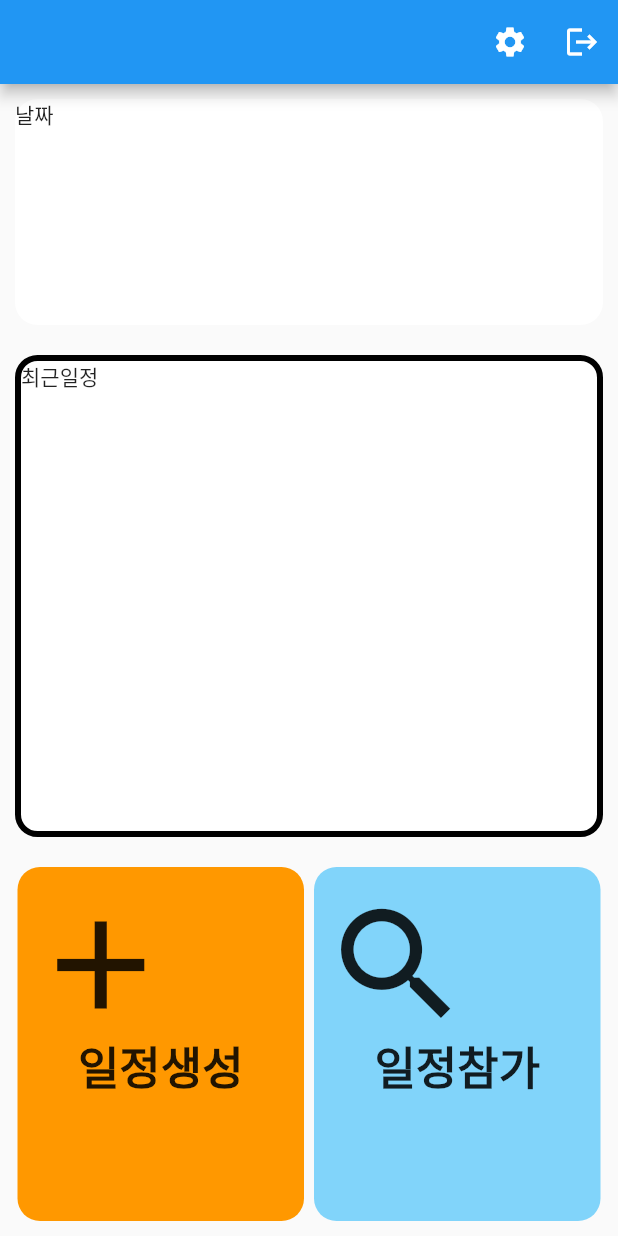
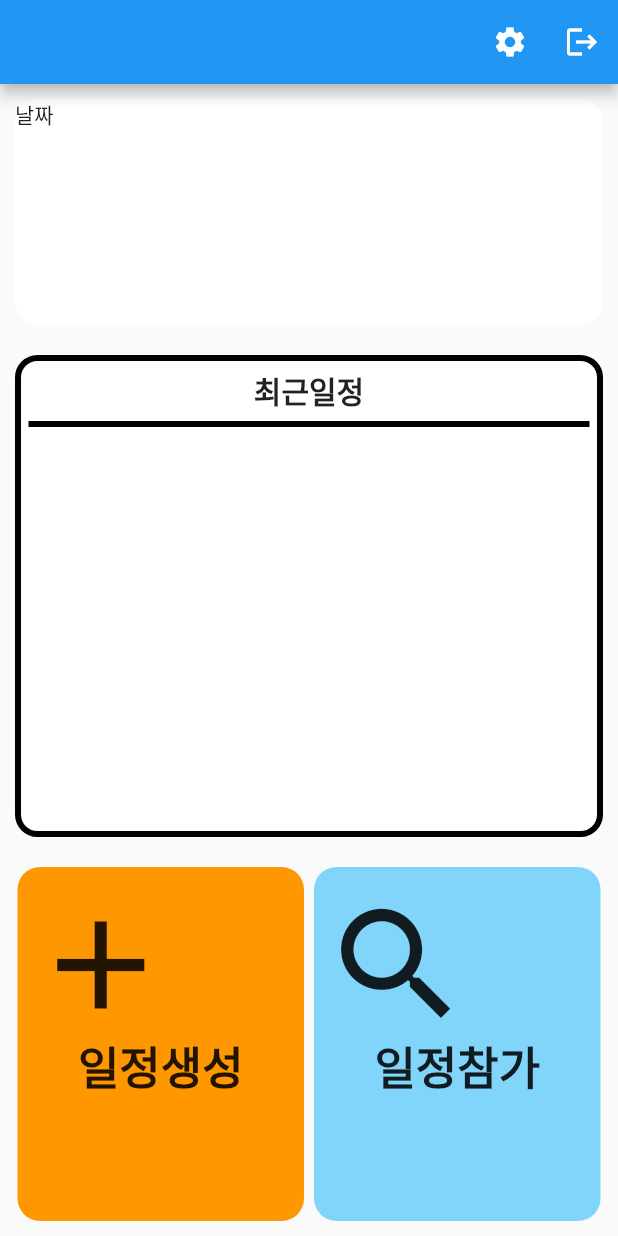
Before and after one commit to kkvn260/rs_travel, a Flutter app: the screen it shows once a user with an empty profile is signed in, on a phone screen of 412 x 824 dp. Run offline on Flutter 3.47's test engine with Material 2 defaults, Android fonts, the phone set to English and light mode, and no system bars; our stand-ins replace cloud_firestore, firebase_auth, firebase_core, modal_progress_hud_nsn, table_calendar; accounts and stored records are empty.

Commit message:
최근 일정 가져오기 중

```diff
--- a/lib/screens/main_trip_screen.dart
+++ b/lib/screens/main_trip_screen.dart
@@ -1,6 +1,7 @@
 import 'package:flutter/material.dart';
 import 'package:firebase_auth/firebase_auth.dart';
 import 'package:rs_travel/screens/create_trip_screen.dart';
+import 'package:cloud_firestore/cloud_firestore.dart';
 
 class MainTrip extends StatefulWidget {
   const MainTrip({super.key});
@@ -11,12 +12,14 @@ class MainTrip extends StatefulWidget {
 
 class _MainTripState extends State<MainTrip> {
   final _auth = FirebaseAuth.instance;
+  final _store = FirebaseFirestore.instance;
   User? nowUser;
 
   @override
   void initState() {
     super.initState();
     getNowUser();
+    getTripDate();
   }
 
   void getNowUser() {
@@ -27,6 +30,21 @@ class _MainTripState extends State<MainTrip> {
       }
     } catch (e) {
       print(e);
+    }
+  }
+
+  getTripDate() async {
+    var result = await _store.collection('trip').get();
+    for (int i = 0; i < result.size; i++) {
+      var name = result.docs.toList()[i].data()['name'];
+      var getUid = await _store
+          .collection('trip')
+          .doc(name)
+          .collection('group')
+          .doc('uid')
+          .get();
+      var uid = getUid.data()!['user'];
+      print('$name/$uid');
     }
   }
 
@@ -73,6 +91,7 @@ class _MainTripState extends State<MainTrip> {
             child: Container(
               width: MediaQuery.of(context).size.width,
               margin: const EdgeInsets.all(10),
+              padding: const EdgeInsets.all(5),
               decoration: BoxDecoration(
                 border: Border.all(
                   width: 4,
@@ -80,7 +99,23 @@ class _MainTripState extends State<MainTrip> {
                 borderRadius: BorderRadius.circular(15),
                 color: Colors.white,
               ),
-              child: const Text('최근일정'),
+              child: Column(
+                children: [
+                  const Text(
+                    '최근일정',
+                    style: TextStyle(
+                      fontSize: 20,
+                      fontWeight: FontWeight.bold,
+                    ),
+                  ),
+                  Container(
+                    margin: const EdgeInsets.only(top: 5),
+                    height: 4,
+                    color: Colors.black,
+                  ),
+                  // ListView(),
+                ],
+              ),
             ),
           ),
           //하단
@@ -137,7 +172,7 @@ class _MainTripState extends State<MainTrip> {
                   ),
                   GestureDetector(
                     onTap: () {
-                      print('2');
+                      getTripDate();
                     },
                     child: Container(
                       width: MediaQuery.of(context).size.width / 2 - 15,
```
Also changed, not shown: lib/screens/create_trip_screen.dart (+41 -5 lines), lib/screens/trip_on_screen.dart (+7 -5 lines).
